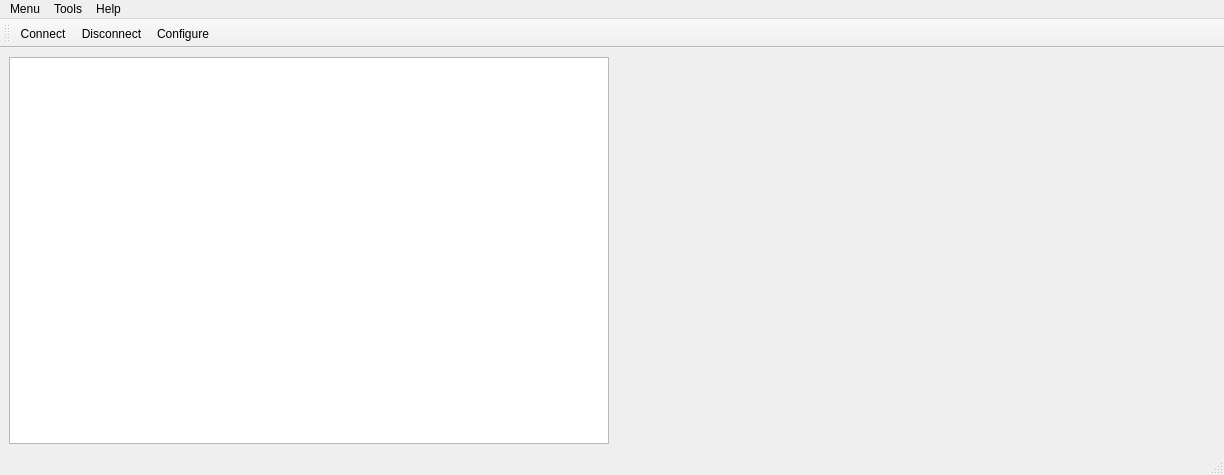
This is source Qt/RocketGroundStation/mainwindow.ui in axpaul/RocketGroundStation as Qt 5 draws it before an edit. The edited form follows.
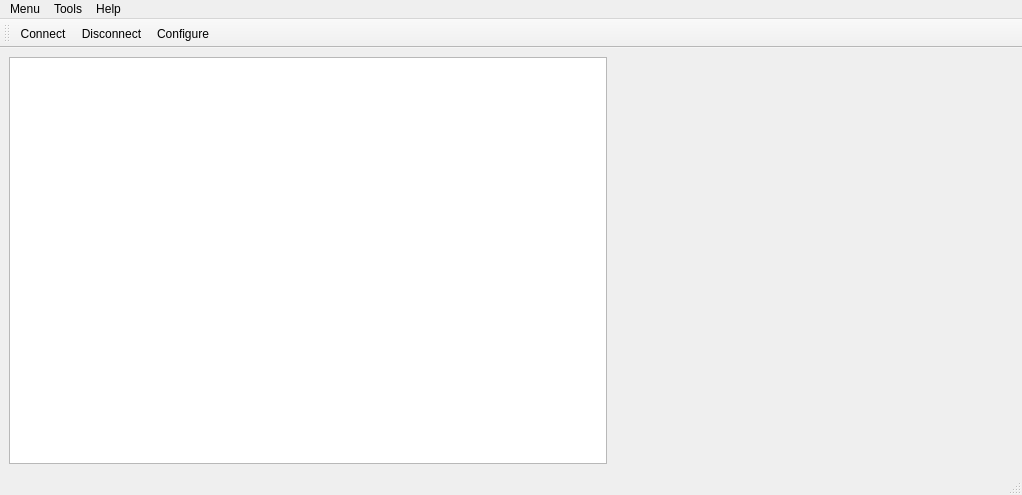
This is the edited form. Icons and pictures are not drawn. Custom widgets are drawn as their Qt base class.

Commit message: Update console format

The edit to the form file:
```diff
--- a/source Qt/RocketGroundStation/mainwindow.ui
+++ b/source Qt/RocketGroundStation/mainwindow.ui
@@ -6,8 +6,8 @@
    <rect>
     <x>0</x>
     <y>0</y>
-    <width>1222</width>
-    <height>475</height>
+    <width>1022</width>
+    <height>495</height>
    </rect>
   </property>
   <property name="windowTitle">
@@ -20,13 +20,19 @@
   <widget class="QWidget" name="centralwidget">
    <layout class="QHBoxLayout" name="horizontalLayout_3">
     <item>
-     <widget class="QTextBrowser" name="console">
+     <widget class="QPlainTextEdit" name="console">
       <property name="minimumSize">
        <size>
-        <width>600</width>
-        <height>200</height>
+        <width>400</width>
+        <height>400</height>
        </size>
       </property>
+      <property name="cursor" stdset="0">
+       <cursorShape>ArrowCursor</cursorShape>
+      </property>
+      <property name="readOnly">
+       <bool>true</bool>
+      </property>
      </widget>
     </item>
     <item>
@@ -36,8 +42,8 @@
      <widget class="MapZone" name="mapzone" native="true">
       <property name="minimumSize">
        <size>
-        <width>600</width>
-        <height>200</height>
+        <width>400</width>
+        <height>400</height>
        </size>
       </property>
      </widget>
@@ -49,8 +55,8 @@
     <rect>
      <x>0</x>
      <y>0</y>
-     <width>1222</width>
-     <height>17</height>
+     <width>1022</width>
+     <height>22</height>
     </rect>
    </property>
    <widget class="QMenu" name="menuConnect">
```
The commit also changes 6 other files.
